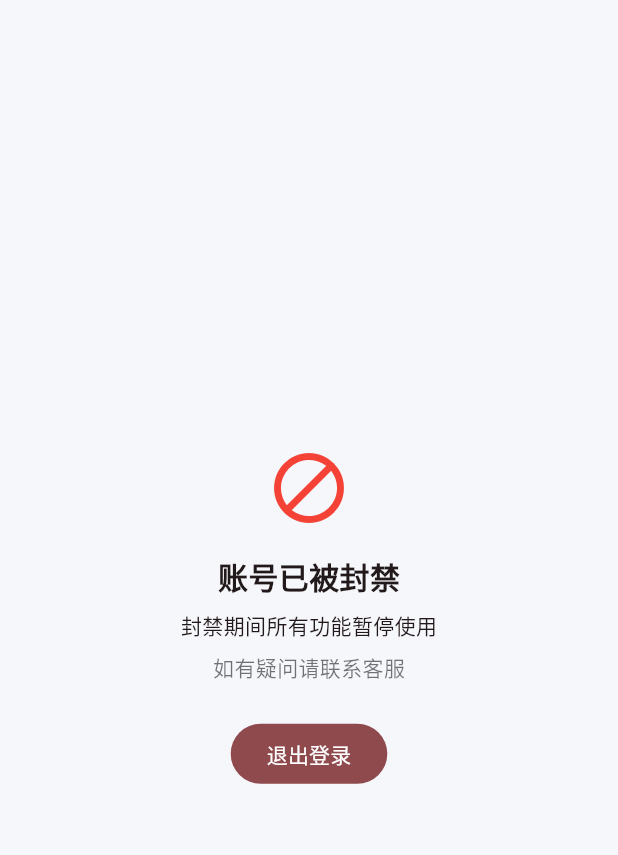
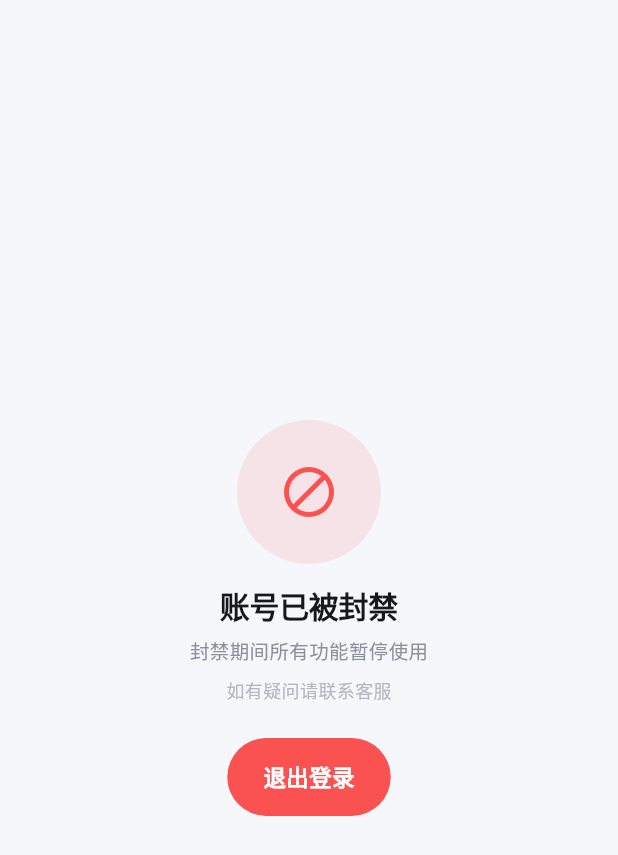
Before and after one commit to shiliu153/chatapp, a Flutter app: the BannedPage screen opened directly with empty values, on a phone screen of 412 x 824 dp. Shown: the top 855 px of the screen. Run offline on Flutter 3.47's test engine with Material 3 defaults, Android fonts, the phone set to English and light mode, and no system bars; our stand-ins replace dio, flutter_riverpod, go_router, image_picker, shared_preferences; missing offline and left inert: tencent_cloud_chat_sdk; accounts and stored records are empty.

Commit message:
feat(ui): 协议页(白卡长文)+ 封禁页(danger 圆底大号元素)
Co-Authored-By: Claude Opus 4.7 <noreply@anthropic.com>

```diff
--- a/app/lib/features/shell/banned_page.dart
+++ b/app/lib/features/shell/banned_page.dart
@@ -1,10 +1,15 @@
 import 'package:flutter/material.dart';
 import 'package:flutter_riverpod/flutter_riverpod.dart';
 
+import '../../core/theme/app_colors.dart';
+import '../../core/theme/app_spacing.dart';
+import '../../core/theme/app_typography.dart';
+import '../../core/widgets/app_button.dart';
 import '../auth/session.dart';
 import '../profile/models.dart';
 
 /// 重封禁用户看到的整屏提示(替代主框架):原因 + 退出登录。
+/// 大号元素用 `danger@12%` 圆底 + `block_rounded`(§7 禁止灰色图标占位)。
 class BannedPage extends ConsumerWidget {
   const BannedPage({super.key, required this.profile});
 
@@ -12,29 +17,43 @@ class BannedPage extends ConsumerWidget {
 
   @override
   Widget build(BuildContext context, WidgetRef ref) => Scaffold(
+        backgroundColor: AppColors.bgPage,
         body: Center(
           child: Padding(
-            padding: const EdgeInsets.all(24),
+            padding: const EdgeInsets.all(AppSpacing.xxl),
             child: Column(
               mainAxisSize: MainAxisSize.min,
               children: [
-                const Icon(Icons.block, size: 56, color: Colors.red),
-                const SizedBox(height: 16),
-                const Text('账号已被封禁',
-                    style: TextStyle(fontSize: 20, fontWeight: FontWeight.bold)),
+                Container(
+                  width: 96,
+                  height: 96,
+                  decoration: BoxDecoration(
+                    shape: BoxShape.circle,
+                    color: AppColors.danger.withValues(alpha: .12),
+                  ),
+                  child: const Icon(Icons.block_rounded,
+                      size: 40, color: AppColors.danger),
+                ),
+                const SizedBox(height: AppSpacing.lg),
+                Text('账号已被封禁',
+                    style: AppText.title.copyWith(color: AppColors.text1)),
                 if (profile.banReason.isNotEmpty) ...[
-                  const SizedBox(height: 8),
-                  Text('原因:${profile.banReason}'),
+                  const SizedBox(height: AppSpacing.sm),
+                  Text('原因:${profile.banReason}',
+                      style: AppText.caption.copyWith(color: AppColors.text2)),
                 ],
-                const SizedBox(height: 8),
-                const Text('封禁期间所有功能暂停使用'),
-                const SizedBox(height: 8),
-                const Text('如有疑问请联系客服', style: TextStyle(color: Colors.black54)),
-                const SizedBox(height: 24),
-                FilledButton(
+                const SizedBox(height: AppSpacing.sm),
+                Text('封禁期间所有功能暂停使用',
+                    style: AppText.caption.copyWith(color: AppColors.text2)),
+                const SizedBox(height: AppSpacing.sm),
+                Text('如有疑问请联系客服',
+                    style: AppText.micro.copyWith(color: AppColors.text3)),
+                const SizedBox(height: AppSpacing.xxl),
+                AppButton(
                   key: const Key('banned.logout'),
+                  label: '退出登录',
+                  variant: AppButtonVariant.dangerFilled,
                   onPressed: () => ref.read(sessionProvider.notifier).logout(),
-                  child: const Text('退出登录'),
                 ),
               ],
             ),
```
Also changed, not shown: app/lib/features/legal/legal_page.dart (+32 -4 lines), 2 other files.
